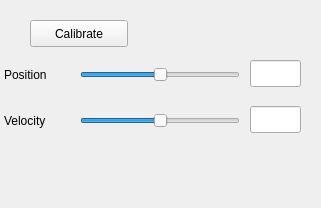
Before: the Qt Designer form scripts/act.ui in rock-drivers/drivers-orogen-act_schilling, drawn with Qt 5.
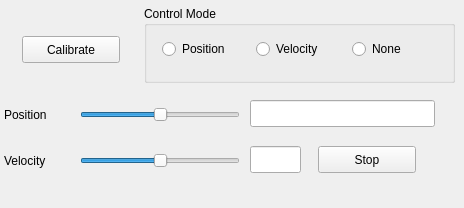
After: the same form once the commit is applied.

```diff
--- a/scripts/act.ui
+++ b/scripts/act.ui
@@ -6,7 +6,7 @@
    <rect>
     <x>0</x>
     <y>0</y>
-    <width>321</width>
+    <width>464</width>
     <height>208</height>
    </rect>
   </property>
@@ -16,8 +16,8 @@
   <widget class="QPushButton" name="pbCalibrate">
    <property name="geometry">
     <rect>
-     <x>30</x>
-     <y>20</y>
+     <x>22</x>
+     <y>36</y>
      <width>98</width>
      <height>27</height>
     </rect>
@@ -30,7 +30,7 @@
    <property name="geometry">
     <rect>
      <x>80</x>
-     <y>60</y>
+     <y>100</y>
      <width>160</width>
      <height>29</height>
     </rect>
@@ -49,8 +49,8 @@
    <property name="geometry">
     <rect>
      <x>250</x>
-     <y>60</y>
-     <width>51</width>
+     <y>100</y>
+     <width>185</width>
      <height>27</height>
     </rect>
    </property>
@@ -62,7 +62,7 @@
    <property name="geometry">
     <rect>
      <x>4</x>
-     <y>66</y>
+     <y>106</y>
      <width>66</width>
      <height>17</height>
     </rect>
@@ -75,7 +75,7 @@
    <property name="geometry">
     <rect>
      <x>250</x>
-     <y>106</y>
+     <y>146</y>
      <width>51</width>
      <height>27</height>
     </rect>
@@ -88,7 +88,7 @@
    <property name="geometry">
     <rect>
      <x>80</x>
-     <y>106</y>
+     <y>146</y>
      <width>160</width>
      <height>29</height>
     </rect>
@@ -107,7 +107,7 @@
    <property name="geometry">
     <rect>
      <x>4</x>
-     <y>112</y>
+     <y>152</y>
      <width>66</width>
      <height>17</height>
     </rect>
@@ -116,6 +116,71 @@
     <string>Velocity</string>
    </property>
   </widget>
+  <widget class="QPushButton" name="pbStop">
+   <property name="geometry">
+    <rect>
+     <x>318</x>
+     <y>146</y>
+     <width>98</width>
+     <height>27</height>
+    </rect>
+   </property>
+   <property name="text">
+    <string>Stop</string>
+   </property>
+  </widget>
+  <widget class="QGroupBox" name="groupBox">
+   <property name="geometry">
+    <rect>
+     <x>144</x>
+     <y>6</y>
+     <width>311</width>
+     <height>77</height>
+    </rect>
+   </property>
+   <property name="title">
+    <string>Control Mode</string>
+   </property>
+   <widget class="QRadioButton" name="rbVel">
+    <property name="geometry">
+     <rect>
+      <x>112</x>
+      <y>32</y>
+      <width>91</width>
+      <height>22</height>
+     </rect>
+    </property>
+    <property name="text">
+     <string>Velocity</string>
+    </property>
+   </widget>
+   <widget class="QRadioButton" name="rbPos">
+    <property name="geometry">
+     <rect>
+      <x>18</x>
+      <y>32</y>
+      <width>91</width>
+      <height>22</height>
+     </rect>
+    </property>
+    <property name="text">
+     <string>Position</string>
+    </property>
+   </widget>
+   <widget class="QRadioButton" name="rbNone">
+    <property name="geometry">
+     <rect>
+      <x>208</x>
+      <y>32</y>
+      <width>91</width>
+      <height>22</height>
+     </rect>
+    </property>
+    <property name="text">
+     <string>None</string>
+    </property>
+   </widget>
+  </widget>
  </widget>
  <resources/>
  <connections/>
```
